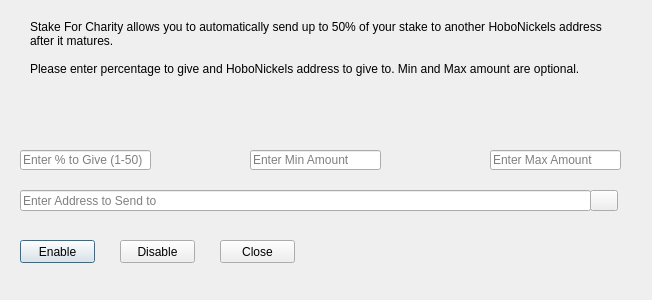
This is src/qt/forms/charitydialog.ui in Crypto-Expert/HoboNickels as Qt 5 draws it before an edit. The edited form follows.
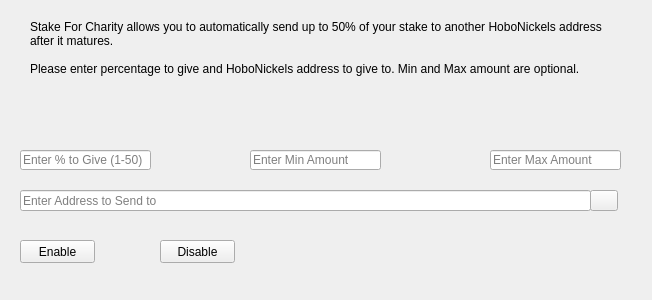
This is the edited form. Icons and pictures are not drawn.

What changed in the file:
```diff
--- a/src/qt/forms/charitydialog.ui
+++ b/src/qt/forms/charitydialog.ui
@@ -1,7 +1,10 @@
 <?xml version="1.0" encoding="UTF-8"?>
 <ui version="4.0">
  <class>StakeForCharityDialog</class>
- <widget class="QDialog" name="StakeForCharityDialog">
+ <widget class="QWidget" name="StakeForCharityDialog">
+  <property name="windowModality">
+   <enum>Qt::NonModal</enum>
+  </property>
   <property name="geometry">
    <rect>
     <x>0</x>
@@ -136,7 +139,7 @@
   <widget class="QPushButton" name="disableButton">
    <property name="geometry">
     <rect>
-     <x>120</x>
+     <x>160</x>
      <y>240</y>
      <width>75</width>
      <height>23</height>
@@ -149,19 +152,6 @@
     <string>Disable</string>
    </property>
   </widget>
-  <widget class="QPushButton" name="closeButton">
-   <property name="geometry">
-    <rect>
-     <x>220</x>
-     <y>240</y>
-     <width>75</width>
-     <height>23</height>
-    </rect>
-   </property>
-   <property name="text">
-    <string>Close</string>
-   </property>
-  </widget>
   <widget class="QPushButton" name="addressBookButton">
    <property name="geometry">
     <rect>
```
